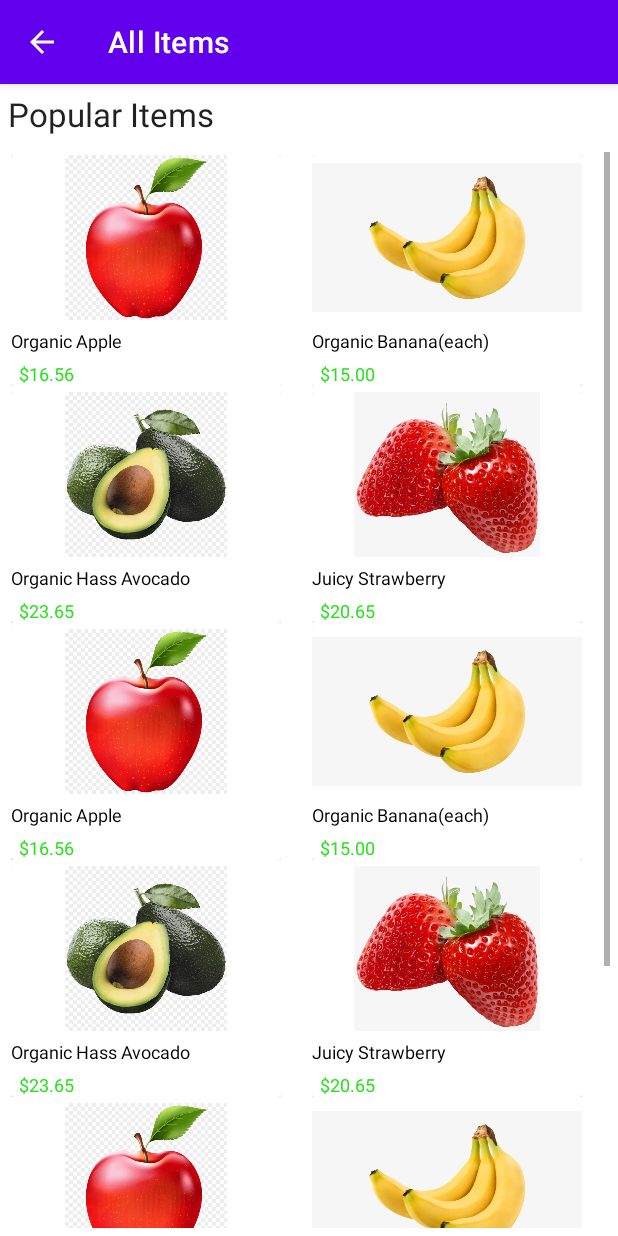
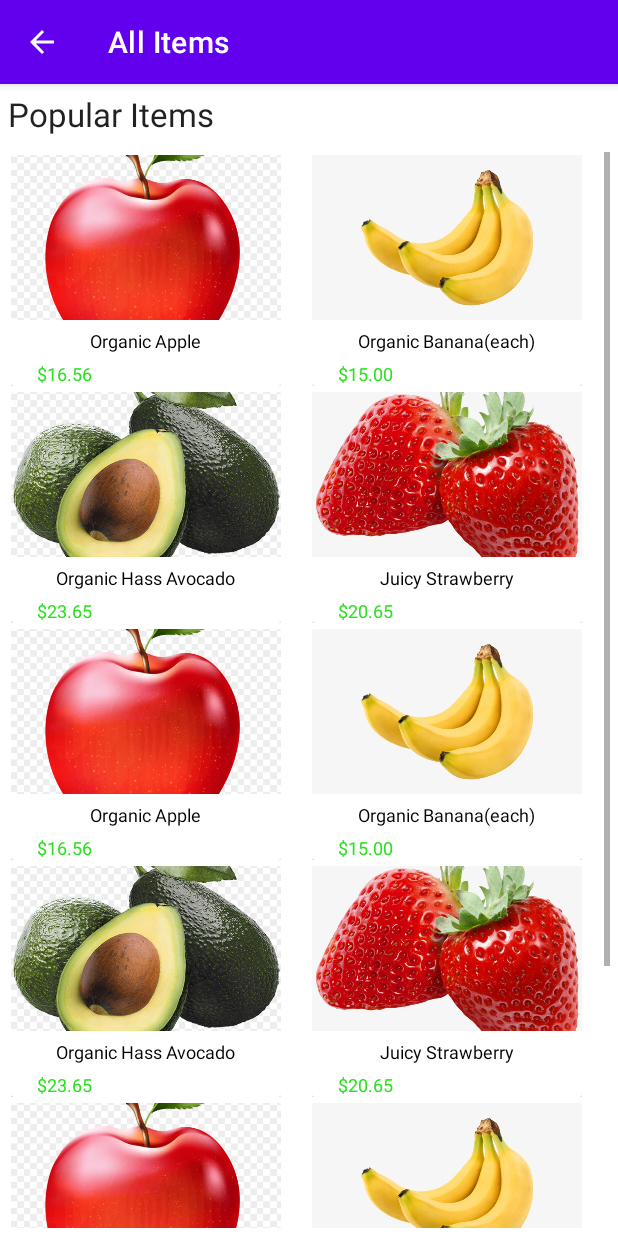
Before and after one commit to ibrahimabdellatif/instaCart, an Android app: the AllProductActivity screen opened directly, with no data from a screen before it, on a phone screen of 412 x 824 dp. Run offline under Robolectric (Android 15) with nearby library versions, the phone set to English and light mode, and no system bars.

Commit message:
make changed on UI

```diff
--- a/app/src/main/java/com/example/instacart/ProductAdapter.java
+++ b/app/src/main/java/com/example/instacart/ProductAdapter.java
@@ -48,10 +48,10 @@ public class ProductAdapter extends RecyclerView.Adapter<ProductAdapter.ProductV
     @NonNull
     @Override
     public ProductViewHolder onCreateViewHolder(@NonNull ViewGroup parent, int viewType) {
-
         View view = LayoutInflater.from(parent.getContext()).inflate(R.layout.item_product, parent, false);
         ProductViewHolder pvh = new ProductViewHolder(view);
         return pvh;
+
     }
 
     @Override
--- a/app/src/main/res/layout/item_product.xml
+++ b/app/src/main/res/layout/item_product.xml
@@ -18,6 +18,7 @@
             <ImageView
                 android:id="@+id/iv_product"
                 android:layout_width="180dp"
+                android:scaleType="centerCrop"
                 android:layout_height="110dp"
                 android:src="@drawable/banana" />
 
@@ -28,6 +29,7 @@
                 android:layout_below="@id/iv_product"
                 android:layout_marginTop="5dp"
                 android:layout_marginRight="5dp"
+                android:layout_centerInParent="true"
                 android:layout_marginBottom="5dp"
                 android:maxLines="1"
                 android:text="Organic Banana (each)"
@@ -40,7 +42,7 @@
                 android:layout_height="wrap_content"
                 android:layout_below="@id/tv_product_name"
                 android:layout_centerHorizontal="false"
-                android:layout_marginLeft="5dp"
+                android:layout_marginLeft="17dp"
                 android:gravity="center"
                 android:text="$15.00"
                 android:textColor="#2be01f"
```
